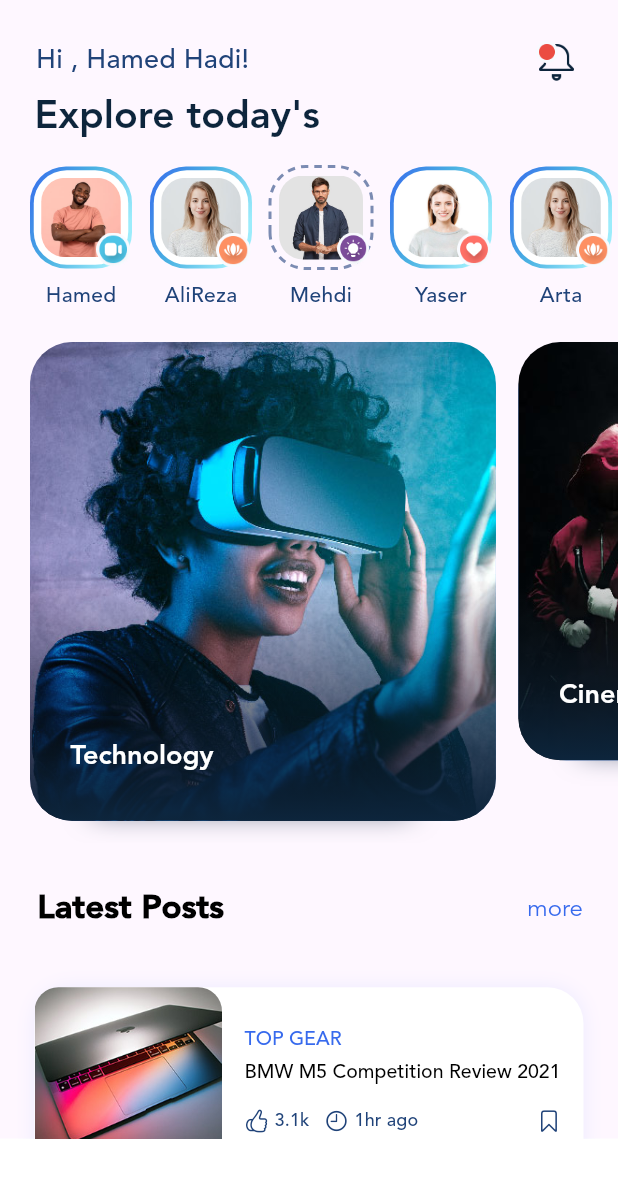
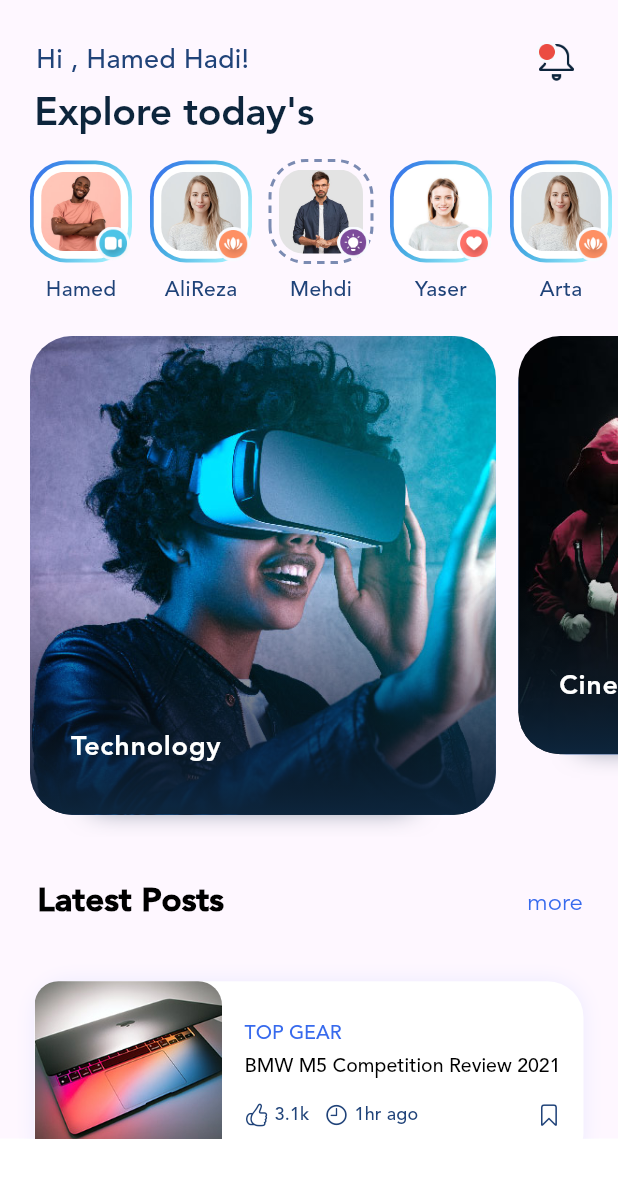
Before and after one commit to ispahbod/flutter_blog_app, a Flutter app: the HomeScreen screen opened directly, on a phone screen of 412 x 824 dp. Shown: the top 1178 px of the screen. Run offline on Flutter 3.47's test engine with Material 3 defaults, Android fonts, the phone set to English and light mode, and no system bars.

Commit message:
Optimize source code

```diff
--- a/lib/main.dart
+++ b/lib/main.dart
@@ -36,49 +36,55 @@
             ),
           ),
         ),
-        textTheme:TextTheme(
-          subtitle1: TextStyle(
+        textTheme: const TextTheme(
+          titleMedium: TextStyle(
             fontFamily: Constants.themeFontFamily,
             fontWeight: FontWeight.w500,
             color: Constants.secondryTextColor,
             fontSize: 18,
           ),
-          subtitle2: TextStyle(
+          titleSmall: TextStyle(
             fontFamily: Constants.themeFontFamily,
             fontWeight: FontWeight.w500,
             color: Constants.secondryTextColor,
             fontSize: 12,
           ),
-          headline3: TextStyle(
+          displayLarge: TextStyle(
+            fontFamily: Constants.themeFontFamily,
+            fontWeight: FontWeight.w600,
+            color: Constants.primaryTextColor,
+            fontSize: 26,
+          ),
+          displayMedium: TextStyle(
+            fontFamily: Constants.themeFontFamily,
+            fontWeight: FontWeight.w900,
+            color: Colors.black,
+            fontSize: 22,
+          ),
+          displaySmall: TextStyle(
             fontFamily: Constants.themeFontFamily,
             fontWeight: FontWeight.w500,
             color: Colors.black,
             fontSize: 13,
           ),
-          headline4: TextStyle(
+          bodyMedium: TextStyle(
             fontFamily: Constants.themeFontFamily,
-            fontWeight: FontWeight.w900,
-            color: Colors.black,
-            fontSize: 22,
+            fontWeight: FontWeight.w500,
+            color: Constants.secondryTextColor,
+            fontSize: 14,
           ),
-          headline5: TextStyle(
+          bodyLarge: TextStyle(
             fontFamily: Constants.themeFontFamily,
             fontWeight: FontWeight.w600,
             color: Colors.white,
             fontSize: 18,
           ),
-          headline6: TextStyle(
+          bodySmall: TextStyle(
             fontFamily: Constants.themeFontFamily,
             fontWeight: FontWeight.w600,
-            color: Constants.primaryTextColor,
-            fontSize: 26,
-          ),
-          bodyText2: TextStyle(
-            fontFamily: Constants.themeFontFamily,
-            fontWeight: FontWeight.w500,
             color: Constants.secondryTextColor,
-            fontSize: 14,
-          ),
+            fontSize: 11,
+          )
         ),
       ),
       home: Stack(
@@ -189,8 +195,9 @@
     return Column(
       mainAxisAlignment: MainAxisAlignment.center,
       children: [
-        Image.asset('assets/images/icons/${iconFileName}'),
-        Text(title, style: Theme.of(context).textTheme.subtitle2),
+        Image.asset("assets/images/icons/${iconFileName}"),
+        const SizedBox(height: 4),
+        Text(title, style: Theme.of(context).textTheme.bodySmall),
       ],
     );
   }
--- a/lib/pages/home_page.dart
+++ b/lib/pages/home_page.dart
@@ -27,7 +27,8 @@
                   child: Row(
                     mainAxisAlignment: MainAxisAlignment.spaceBetween,
                     children: [
-                      Text("Hi , Hamed Hadi!", style: _theme.textTheme.subtitle1),
+                      Text("Hi , Hamed Hadi!",
+                          style: _theme.textTheme.titleMedium),
                       Image.asset(
                         "assets/images/icons/notification.png",
                         width: 34,
@@ -39,18 +40,18 @@
                 Padding(
                     padding: const EdgeInsets.fromLTRB(23, 0, 24, 0),
                     child: Text("Explore today's",
-                        style: _theme.textTheme.headline6)),
+                        style: _theme.textTheme.displayLarge)),
                 Padding(
                   padding: const EdgeInsets.fromLTRB(0, 14, 0, 14),
                   child: _StoryList(stories: stories, theme: _theme),
                 ),
-                Padding(
-                  padding: const EdgeInsets.fromLTRB(5, 0, 0, 0),
-                  child: const _CategoryList(),
+                const Padding(
+                  padding: EdgeInsets.fromLTRB(5, 0, 0, 0),
+                  child:  _CategoryList(),
                 ),
                 const Padding(
-                  padding: const EdgeInsets.fromLTRB(25, 20, 10, 20),
-                  child: const _PostList(),
+                  padding: EdgeInsets.fromLTRB(25, 20, 10, 20),
+                  child: _PostList(),
                 ),
                 Padding(
                   padding: const EdgeInsets.fromLTRB(13, 0, 13, 0),
@@ -76,8 +77,8 @@
 
 class _CategoryList extends StatelessWidget {
   const _CategoryList({
-    super.key,
-  });
+    Key? key,
+  }) : super(key: key);
 
   @override
   Widget build(BuildContext context) {
@@ -126,7 +127,7 @@
         left: 56,
         bottom: 20,
         child: Container(
-          decoration: BoxDecoration(
+          decoration: const BoxDecoration(
               boxShadow: [BoxShadow(blurRadius: 15, color: Color(0xaa0D253C))]),
         ),
       ),
@@ -134,17 +135,10 @@
         left: left,
         right: right,
         child: Container(
-          margin: EdgeInsets.fromLTRB(15, 5, 0, 15),
-          child: ClipRRect(
-            child: Image.asset(
-              'assets/images/posts/large/${category.imageFileName}',
-              fit: BoxFit.cover,
-            ),
-            borderRadius: BorderRadius.circular(28),
-          ),
+          margin: const EdgeInsets.fromLTRB(15, 5, 0, 15),
           foregroundDecoration: BoxDecoration(
             borderRadius: BorderRadius.circular(28),
-            gradient: LinearGradient(
+            gradient: const LinearGradient(
               begin: Alignment.bottomCenter,
               end: Alignment.center,
               colors: [
@@ -157,6 +151,13 @@
             color: Colors.blueAccent,
             borderRadius: BorderRadius.circular(32),
           ),
+          child: ClipRRect(
+            borderRadius: BorderRadius.circular(28),
+            child: Image.asset(
+              'assets/images/posts/large/${category.imageFileName}',
+              fit: BoxFit.cover,
+            ),
+          ),
         ),
       ),
       Positioned(
@@ -164,7 +165,7 @@
         left: 42,
         child: Text(
           category.title,
-          style: Theme.of(context).textTheme.headline5!.apply(),
+          style: Theme.of(context).textTheme.bodyLarge,
         ),
       )
     ]);
@@ -227,13 +228,14 @@
                   bottom: 0,
                   right: 0,
                   child: Image.asset(
-                      "assets/images/icons/${story.iconFileName}",
-                      width: 24,
-                      height: 24))
+                    "assets/images/icons/${story.iconFileName}",
+                    width: 24,
+                    height: 24,
+                  ))
             ],
           ),
-          SizedBox(height: 8),
-          Text(story.name, style: _theme.textTheme.bodyText2),
+          const SizedBox(height: 8),
+          Text(story.name, style: _theme.textTheme.bodyMedium),
         ],
       ),
     );
@@ -260,7 +262,7 @@
           color: Colors.white,
           borderRadius: BorderRadius.circular(22),
         ),
-        padding: EdgeInsets.all(5),
+        padding: const EdgeInsets.all(5),
         child: _profileImage(story.imageFileName),
       ),
     );
@@ -272,8 +274,8 @@
       width: 68,
       child: DottedBorder(
         borderType: BorderType.RRect,
-        color: Color(0xff7B8BB2),
-        dashPattern: [5, 4],
+        color: const Color(0xff7B8BB2),
+        dashPattern: const [5, 4],
         strokeWidth: 2,
         radius: const Radius.circular(24),
         padding: const EdgeInsets.all(6),
@@ -298,11 +300,11 @@
 }
 
 class _PostList extends StatelessWidget {
-  @override
   const _PostList({
     Key? key,
   }) : super(key: key);
 
+  @override
   Widget build(BuildContext context) {
     return Column(
       children: [
@@ -310,7 +312,8 @@
           mainAxisAlignment: MainAxisAlignment.spaceBetween,
           crossAxisAlignment: CrossAxisAlignment.center,
           children: [
-            Text("Latest Posts", style: Theme.of(context).textTheme.headline4),
+            Text("Latest Posts",
+                style: Theme.of(context).textTheme.displayMedium),
             TextButton(
               onPressed: () {},
               child: const Text(
@@ -327,9 +330,9 @@
 
 class _Post extends StatelessWidget {
   const _Post({
-    super.key,
+    Key? key,
     required this.post,
-  });
+  }) : super(key: key);
 
   final PostData post;
 
@@ -338,7 +341,7 @@
     return Container(
       height: 149,
       width: 149,
-      margin: EdgeInsets.fromLTRB(10, 8, 10, 8),
+      margin: const EdgeInsets.fromLTRB(10, 8, 10, 8),
       decoration: BoxDecoration(
         color: Colors.white,
         borderRadius: BorderRadius.circular(24),
@@ -364,13 +367,13 @@
                     post.caption,
                     style: Theme.of(context)
                         .textTheme
-                        .headline3!
-                        .apply(color: Color(0xff376AED)),
+                        .displaySmall!
+                        .apply(color: const Color(0xff376AED)),
                   ),
                   const SizedBox(height: 6),
                   Text(
                     post.title,
-                    style: Theme.of(context).textTheme.headline3,
+                    style: Theme.of(context).textTheme.displaySmall,
                   ),
                   const SizedBox(height: 15),
                   Row(children: [
@@ -381,12 +384,13 @@
                           Icon(
                             CupertinoIcons.hand_thumbsup,
                             size: 16,
-                            color: Theme.of(context).textTheme.bodyText2!.color,
+                            color:
+                                Theme.of(context).textTheme.bodyMedium!.color,
                           ),
-                          SizedBox(width: 4),
+                          const SizedBox(width: 4),
                           Text(
                             post.likes,
-                            style: Theme.of(context).textTheme.subtitle2,
+                            style: Theme.of(context).textTheme.titleSmall,
                           ),
                         ],
                       ),
@@ -398,12 +402,13 @@
                           Icon(
                             CupertinoIcons.clock,
                             size: 16,
-                            color: Theme.of(context).textTheme.bodyText2!.color,
+                            color:
+                                Theme.of(context).textTheme.bodyMedium!.color,
                           ),
-                          SizedBox(width: 4),
+                          const SizedBox(width: 4),
                           Text(
                             post.time,
-                            style: Theme.of(context).textTheme.subtitle2,
+                            style: Theme.of(context).textTheme.titleSmall,
                           ),
                         ],
                       ),
@@ -416,7 +421,7 @@
                               ? CupertinoIcons.bookmark_fill
                               : CupertinoIcons.bookmark,
                           size: 16,
-                          color: Theme.of(context).textTheme.bodyText2!.color,
+                          color: Theme.of(context).textTheme.bodyMedium!.color,
                         ),
                       ),
                     ),
```
